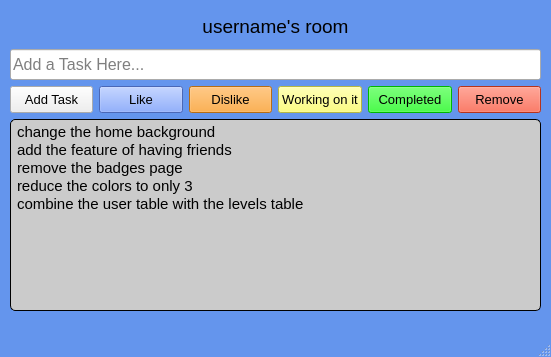
This is room.ui in amxnese/DevCollab as Qt 5 draws it before an edit. The edited form follows.
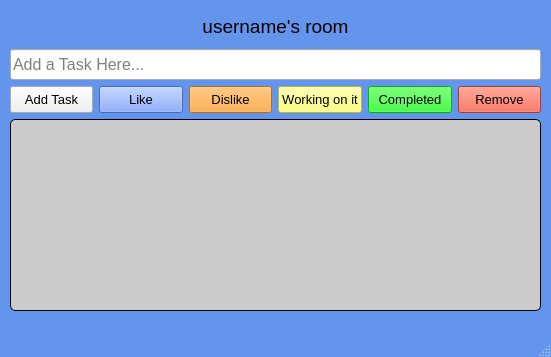
This is the edited form.

Commit message: modified the cursor to pointer

```diff
--- a/room.ui
+++ b/room.ui
@@ -269,31 +269,6 @@
          <bold>false</bold>
         </font>
        </property>
-       <item>
-        <property name="text">
-         <string>change the home background</string>
-        </property>
-       </item>
-       <item>
-        <property name="text">
-         <string>add the feature of having friends</string>
-        </property>
-       </item>
-       <item>
-        <property name="text">
-         <string>remove the badges page</string>
-        </property>
-       </item>
-       <item>
-        <property name="text">
-         <string>reduce the colors to only 3</string>
-        </property>
-       </item>
-       <item>
-        <property name="text">
-         <string>combine the user table with the levels table</string>
-        </property>
-       </item>
       </widget>
      </item>
      <item row="2" column="5">
```
Left out of the diff: 3 changed lines with no effect on the pictures.
